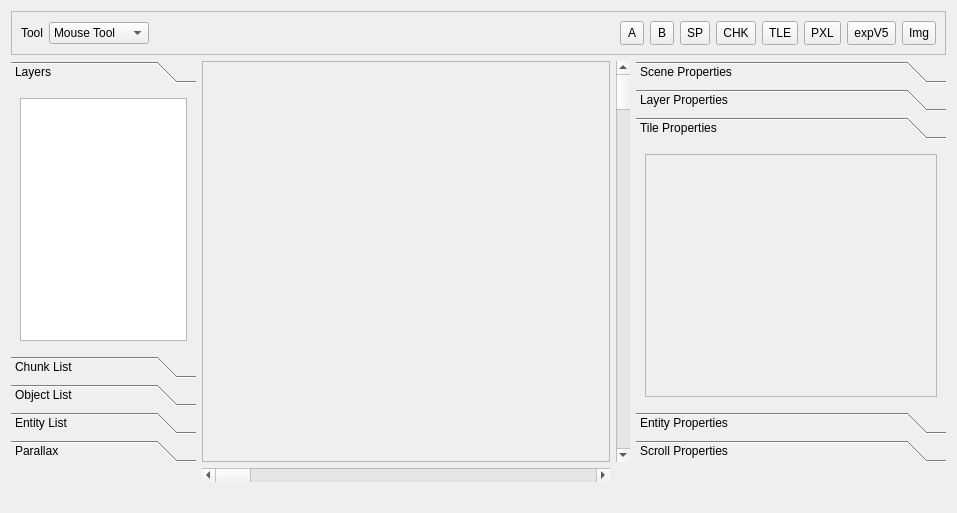
RSDKModding/RetroED, file RetroEDv2/tools/sceneeditor.ui: the form before one commit.
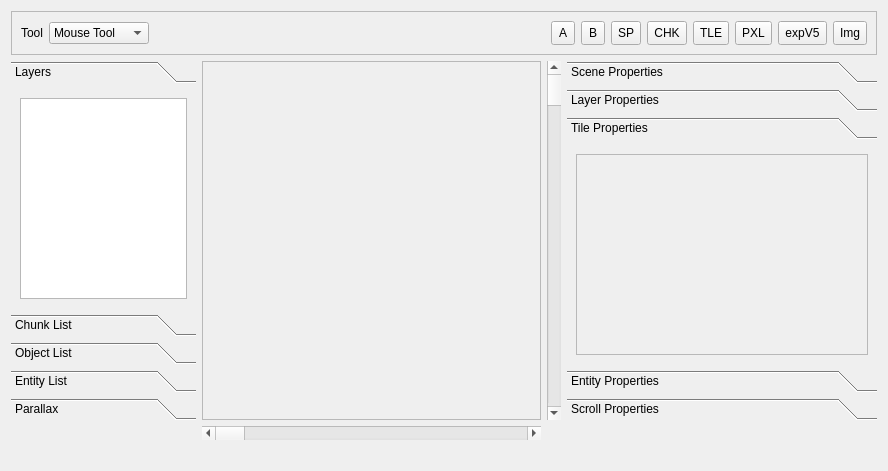
The form after the commit. The open tabs and pages were chosen to show the change. Icons and pictures are not drawn.

Diff of the .ui file:
```diff
--- a/RetroEDv2/tools/sceneeditor.ui
+++ b/RetroEDv2/tools/sceneeditor.ui
@@ -6,8 +6,8 @@
    <rect>
     <x>0</x>
     <y>0</y>
-    <width>957</width>
-    <height>513</height>
+    <width>888</width>
+    <height>471</height>
    </rect>
   </property>
   <property name="windowTitle">
@@ -31,7 +31,7 @@
         <x>0</x>
         <y>0</y>
         <width>185</width>
-        <height>271</height>
+        <height>229</height>
        </rect>
       </property>
       <attribute name="label">
@@ -335,7 +335,7 @@
         <x>0</x>
         <y>0</y>
         <width>310</width>
-        <height>271</height>
+        <height>229</height>
        </rect>
       </property>
       <attribute name="label">
```
Left out of the diff: 18 changed lines with no effect on the pictures.
